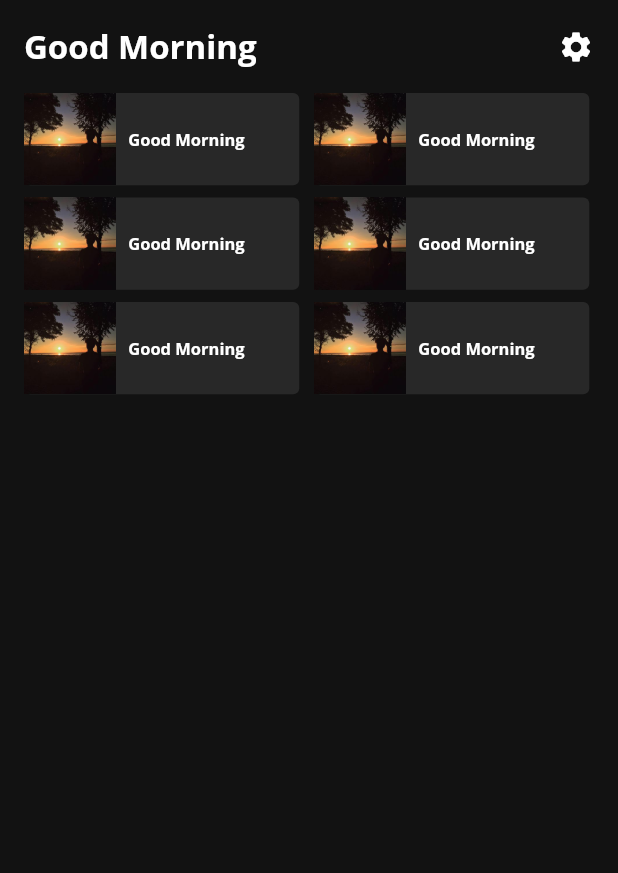
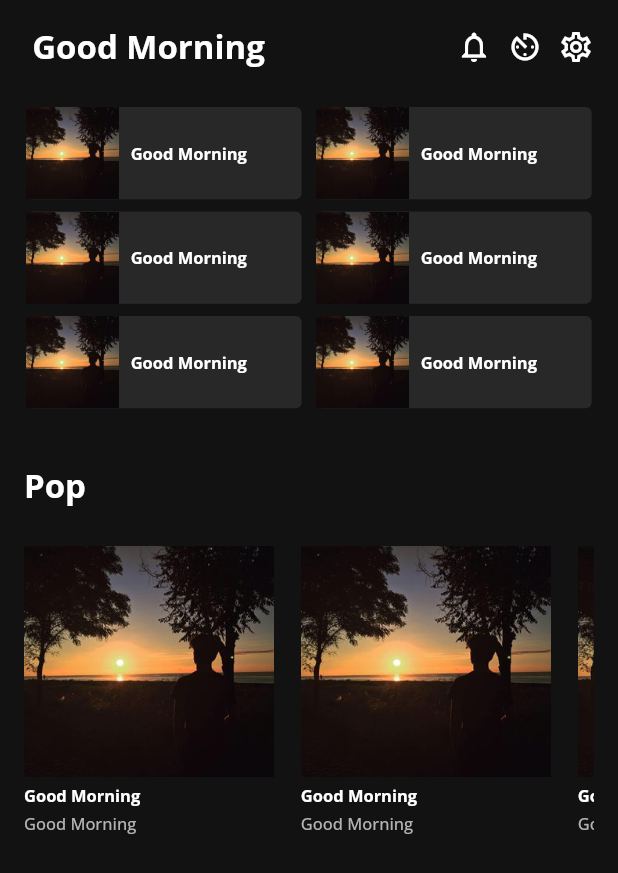
Before and after one commit to furkankalafat/spotify-clone, a Flutter app: the screen it shows after launch, on a phone screen of 412 x 824 dp. Shown: the top 873 px of the screen. Run offline on Flutter 3.47's test engine with Material 2 defaults, Android fonts, the phone set to English and light mode, and no system bars; our stand-ins replace flutter_screenutil, google_fonts.

Commit message:
appBarWidget and featured playlist grid created

```diff
--- /dev/null
+++ b/lib/presentation/app_components/widgets/app_bar_widget.dart
@@ -0,0 +1,47 @@
+import 'package:flutter/material.dart';
+import 'package:flutter_screenutil/flutter_screenutil.dart';
+import 'package:google_fonts/google_fonts.dart';
+
+class AppBarWidget extends StatelessWidget {
+  final Widget? leading;
+  final String text;
+  final List<Widget> actions;
+  const AppBarWidget({
+    Key? key,
+    this.leading,
+    required this.text,
+    required this.actions,
+  }) : super(key: key);
+
+  @override
+  Widget build(BuildContext context) {
+    return Row(
+      mainAxisAlignment: MainAxisAlignment.spaceBetween,
+      children: [
+        //leading and title
+        Row(
+          mainAxisAlignment: MainAxisAlignment.start,
+          children: [
+            leading ?? const SizedBox(),
+            SizedBox(
+              width: 5.w,
+            ),
+            Text(
+              text,
+              style: GoogleFonts.openSans(
+                color: Colors.white,
+                fontWeight: FontWeight.bold,
+                fontSize: 20.sp,
+              ),
+            ),
+          ],
+        ),
+        //items
+        Row(
+          mainAxisSize: MainAxisSize.min,
+          children: actions,
+        ),
+      ],
+    );
+  }
+}
--- a/lib/presentation/app_components/widgets/named_widget.dart
+++ b/lib/presentation/app_components/widgets/named_grid_list.dart
@@ -1,17 +1,15 @@
 import 'package:flutter/material.dart';
-import 'package:spotify_clone/presentation/app_components/widgets/clickable_container.dart';
+import 'package:flutter_screenutil/flutter_screenutil.dart';
+import 'package:google_fonts/google_fonts.dart';
 
-class NamedWidget extends StatelessWidget {
+class NamedGridList extends StatelessWidget {
   final Widget? child;
   final String? text;
-  final TextStyle? textStyle;
-  final ClickableContainer? iconButton;
-  const NamedWidget({
+
+  const NamedGridList({
     Key? key,
     this.child,
     this.text,
-    this.textStyle,
-    this.iconButton,
   }) : super(key: key);
 
   @override
@@ -20,17 +18,20 @@ class NamedWidget extends StatelessWidget {
       crossAxisAlignment: CrossAxisAlignment.start,
       children: [
         Row(
-          mainAxisAlignment: MainAxisAlignment.spaceBetween,
+          mainAxisAlignment: MainAxisAlignment.start,
           children: [
             Text(
               text ?? "",
-              style: textStyle ?? const TextStyle(color: Colors.white),
+              style: GoogleFonts.openSans(
+                color: Colors.white,
+                fontWeight: FontWeight.bold,
+                fontSize: 20.sp,
+              ),
             ),
-            iconButton ?? const SizedBox(),
           ],
         ),
-        const SizedBox(
-          height: 16,
+        SizedBox(
+          height: 25.h,
         ),
         SizedBox(
           width: double.infinity,
--- a/lib/presentation/app_ui/app_text/app_text.dart
+++ b/lib/presentation/app_ui/app_text/locale_text.dart
@@ -6,4 +6,8 @@ class LocaleText {
 
   LocaleText._init();
   final String welcomeText = "Good Morning";
+  final String pop = "Pop";
+  final String hipHop = "Hip-Hop";
+  final String jazz = "Jazz";
+  final String blues = "Blues";
 }
--- a/lib/presentation/pages/welcome_page/view/welcome_view.dart
+++ b/lib/presentation/pages/welcome_page/view/welcome_view.dart
@@ -1,11 +1,12 @@
 import 'package:flutter/material.dart';
 import 'package:flutter_screenutil/flutter_screenutil.dart';
-import 'package:google_fonts/google_fonts.dart';
+import 'package:spotify_clone/presentation/app_components/widgets/app_bar_widget.dart';
 import 'package:spotify_clone/presentation/app_components/widgets/clickable_container.dart';
-import 'package:spotify_clone/presentation/app_components/widgets/named_widget.dart';
+import 'package:spotify_clone/presentation/app_components/widgets/named_grid_list.dart';
 import 'package:spotify_clone/presentation/app_ui/app_color/app_color.dart';
-import 'package:spotify_clone/presentation/app_ui/app_text/app_text.dart';
-import 'package:spotify_clone/presentation/pages/welcome_page/view/widgets/playlist_grid_builder.dart';
+import 'package:spotify_clone/presentation/app_ui/app_text/locale_text.dart';
+import 'package:spotify_clone/presentation/pages/welcome_page/view/widgets/featured_playlist_grid_builder.dart';
+import 'package:spotify_clone/presentation/pages/welcome_page/view/widgets/user_playlist_grid_builder.dart';
 
 class WelcomeView extends StatelessWidget {
   const WelcomeView({Key? key}) : super(key: key);
@@ -19,20 +20,47 @@ class WelcomeView extends StatelessWidget {
         child: SafeArea(
           child: Column(
             children: [
-              NamedWidget(
+              AppBarWidget(
                 text: LocaleText.instance.welcomeText,
-                textStyle: GoogleFonts.openSans(
-                  color: Colors.white,
-                  fontWeight: FontWeight.bold,
-                  fontSize: 20.sp,
-                ),
-                iconButton: ClickableContainer(
+                actions: [
+                  ClickableContainer(
                     onTap: (() {}),
                     child: const Icon(
-                      Icons.settings,
+                      Icons.notifications_none_outlined,
                       color: Colors.white,
-                    )),
-                child: const PlaylistGridBuilder(),
+                    ),
+                  ),
+                  const SizedBox(width: 10),
+                  ClickableContainer(
+                    onTap: (() {}),
+                    child: const Icon(
+                      Icons.av_timer_outlined,
+                      color: Colors.white,
+                    ),
+                  ),
+                  const SizedBox(width: 10),
+                  ClickableContainer(
+                    onTap: (() {}),
+                    child: const Icon(
+                      Icons.settings_outlined,
+                      color: Colors.white,
+                    ),
+                  ),
+                ],
+              ),
+              SizedBox(
+                height: 25.h,
+              ),
+              const UserPlaylistGridBuilder(),
+              SizedBox(
+                height: 36.h,
+              ),
+              NamedGridList(
+                text: LocaleText.instance.pop,
+                child: FeaturedPlaylistGridBuilder(
+                  title: LocaleText.instance.welcomeText,
+                  subTitle: LocaleText.instance.welcomeText,
+                ),
               ),
             ],
           ),
--- /dev/null
+++ b/lib/presentation/pages/welcome_page/view/widgets/featured_playlist_grid_builder.dart
@@ -0,0 +1,32 @@
+import 'package:flutter/material.dart';
+import 'package:flutter_screenutil/flutter_screenutil.dart';
+import 'package:spotify_clone/presentation/pages/welcome_page/view/widgets/featured_playlist_grid_item.dart';
+
+class FeaturedPlaylistGridBuilder extends StatelessWidget {
+  final String? title;
+  final String? subTitle;
+  const FeaturedPlaylistGridBuilder({
+    Key? key,
+    this.title,
+    this.subTitle,
+  }) : super(key: key);
+
+  @override
+  Widget build(BuildContext context) {
+    return SizedBox(
+      height: 210.h,
+      child: ListView.separated(
+          separatorBuilder: (context, index) {
+            return SizedBox(
+              width: 16.w,
+            );
+          },
+          scrollDirection: Axis.horizontal,
+          itemCount: 6,
+          itemBuilder: ((context, index) => FeaturedPlaylistGridItem(
+                title: title,
+                subTitle: subTitle,
+              ))),
+    );
+  }
+}
--- /dev/null
+++ b/lib/presentation/pages/welcome_page/view/widgets/featured_playlist_grid_item.dart
@@ -0,0 +1,58 @@
+import 'package:flutter/material.dart';
+import 'package:flutter_screenutil/flutter_screenutil.dart';
+import 'package:google_fonts/google_fonts.dart';
+import 'package:spotify_clone/presentation/app_ui/app_color/app_color.dart';
+
+import '../../../../app_components/widgets/clickable_container.dart';
+
+class FeaturedPlaylistGridItem extends StatelessWidget {
+  final String? title;
+  final String? subTitle;
+  const FeaturedPlaylistGridItem({
+    Key? key,
+    this.title,
+    this.subTitle,
+  }) : super(key: key);
+
+  @override
+  Widget build(BuildContext context) {
+    return ClickableContainer(
+      onTap: () {},
+      child: Column(
+        crossAxisAlignment: CrossAxisAlignment.start,
+        children: [
+          SizedBox(
+            width: 152.w,
+            height: 152.h,
+            child: Image.asset(
+              "assets/images/profile_photo.png",
+              fit: BoxFit.cover,
+            ),
+          ),
+          SizedBox(
+            height: 4.h,
+          ),
+          Text(
+            title ?? "",
+            style: GoogleFonts.openSans(
+              fontWeight: FontWeight.bold,
+              fontSize: 10.sp,
+              color: AppColor.instance.spotifyWhite,
+            ),
+          ),
+          SizedBox(
+            height: 4.h,
+          ),
+          Text(
+            subTitle ?? "",
+            style: GoogleFonts.openSans(
+              fontWeight: FontWeight.w500,
+              fontSize: 10.sp,
+              color: AppColor.instance.lightGrey,
+            ),
+          ),
+        ],
+      ),
+    );
+  }
+}
--- a/lib/presentation/pages/welcome_page/view/widgets/playlist_grid_builder.dart
+++ /dev/null
@@ -1,18 +0,0 @@
-import 'package:flutter/material.dart';
-import 'package:flutter_screenutil/flutter_screenutil.dart';
-import 'package:spotify_clone/presentation/pages/welcome_page/view/widgets/playlist_grid_item.dart';
-
-class PlaylistGridBuilder extends StatelessWidget {
-  const PlaylistGridBuilder({Key? key}) : super(key: key);
-
-  @override
-  Widget build(BuildContext context) {
-    final gridPlaylist =
-        List<PlaylistGridItem>.generate(6, (index) => const PlaylistGridItem());
-    return Wrap(
-      spacing: 9.w,
-      runSpacing: 8.h,
-      children: gridPlaylist,
-    );
-  }
-}
--- a/lib/presentation/pages/welcome_page/view/widgets/playlist_grid_item.dart
+++ /dev/null
@@ -1,42 +0,0 @@
-import 'package:flutter/material.dart';
-import 'package:flutter_screenutil/flutter_screenutil.dart';
-import 'package:google_fonts/google_fonts.dart';
-import 'package:spotify_clone/presentation/app_ui/app_color/app_color.dart';
-import 'package:spotify_clone/presentation/app_ui/app_text/app_text.dart';
-
-class PlaylistGridItem extends StatelessWidget {
-  const PlaylistGridItem({Key? key}) : super(key: key);
-
-  @override
-  Widget build(BuildContext context) {
-    return Container(
-      width: 167.w,
-      decoration: BoxDecoration(
-          color: AppColor.instance.darkGrey,
-          borderRadius: BorderRadius.circular(4.r)),
-      child: Row(
-        children: [
-          SizedBox(
-            width: 56.w,
-            child: Image.asset(
-              "assets/images/profile_photo.png",
-              fit: BoxFit.cover,
-            ),
-          ),
-          Padding(
-            padding:
-                const EdgeInsets.only(left: 8, top: 14, bottom: 14, right: 16),
-            child: Text(
-              LocaleText.instance.welcomeText,
-              style: GoogleFonts.openSans(
-                color: Colors.white,
-                fontWeight: FontWeight.bold,
-                fontSize: 10.sp,
-              ),
-            ),
-          ),
-        ],
-      ),
-    );
-  }
-}
--- /dev/null
+++ b/lib/presentation/pages/welcome_page/view/widgets/user_playlist_grid_builder.dart
@@ -0,0 +1,21 @@
+import 'package:flutter/material.dart';
+import 'package:flutter_screenutil/flutter_screenutil.dart';
+import 'package:spotify_clone/presentation/pages/welcome_page/view/widgets/user_playlist_grid_item.dart';
+
+class UserPlaylistGridBuilder extends StatelessWidget {
+  const UserPlaylistGridBuilder({Key? key}) : super(key: key);
+
+  @override
+  Widget build(BuildContext context) {
+    final gridPlaylist = List<UserPlaylistGridItem>.generate(
+        6,
+        (index) => UserPlaylistGridItem(
+              index: index,
+            ));
+    return Wrap(
+      spacing: 9.w,
+      runSpacing: 8.h,
+      children: gridPlaylist,
+    );
+  }
+}
--- /dev/null
+++ b/lib/presentation/pages/welcome_page/view/widgets/user_playlist_grid_item.dart
@@ -0,0 +1,52 @@
+import 'package:flutter/material.dart';
+import 'package:flutter_screenutil/flutter_screenutil.dart';
+import 'package:google_fonts/google_fonts.dart';
+import 'package:spotify_clone/presentation/app_components/widgets/clickable_container.dart';
+import 'package:spotify_clone/presentation/app_ui/app_color/app_color.dart';
+import 'package:spotify_clone/presentation/app_ui/app_text/locale_text.dart';
+
+class UserPlaylistGridItem extends StatelessWidget {
+  final int index;
+  const UserPlaylistGridItem({
+    Key? key,
+    required this.index,
+  }) : super(key: key);
+
+  @override
+  Widget build(BuildContext context) {
+    return ClickableContainer(
+      onTap: (() {
+        print(index);
+      }),
+      child: Container(
+        width: 167.w,
+        decoration: BoxDecoration(
+            color: AppColor.instance.darkGrey,
+            borderRadius: BorderRadius.circular(4.r)),
+        child: Row(
+          children: [
+            SizedBox(
+              width: 56.w,
+              child: Image.asset(
+                "assets/images/profile_photo.png",
+                fit: BoxFit.cover,
+              ),
+            ),
+            Padding(
+              padding: const EdgeInsets.only(
+                  left: 8, top: 14, bottom: 14, right: 16),
+              child: Text(
+                LocaleText.instance.welcomeText,
+                style: GoogleFonts.openSans(
+                  color: Colors.white,
+                  fontWeight: FontWeight.bold,
+                  fontSize: 10.sp,
+                ),
+              ),
+            ),
+          ],
+        ),
+      ),
+    );
+  }
+}
```
Also changed, not shown: 1 other file.
